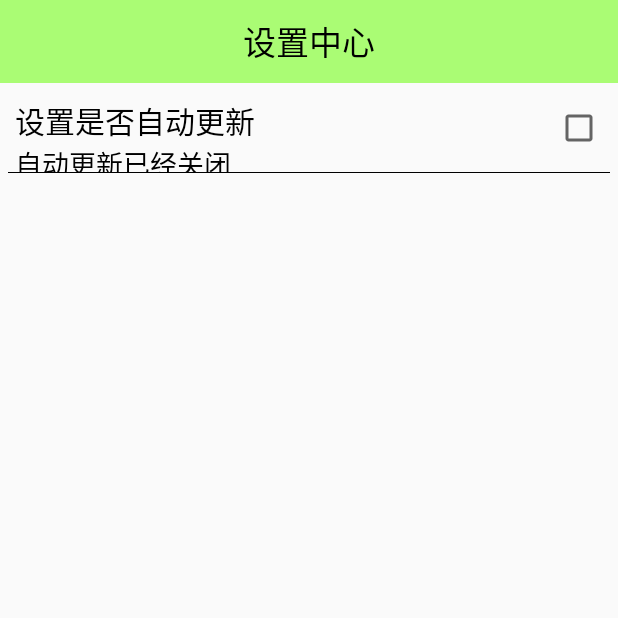
After one commit to EmiyaXzero/mobilesafe, an Android app: the SettingActivity screen opened directly, with no data from a screen before it, on a phone screen of 412 x 824 dp, the top half of it. The commit adds this screen. Run offline under Robolectric (Android 15) with nearby library versions, the phone set to English and light mode, and no system bars.

Commit message:
完善设置功能

```diff
--- a/app/src/main/AndroidManifest.xml
+++ b/app/src/main/AndroidManifest.xml
@@ -18,6 +18,7 @@
             </intent-filter>
         </activity>
         <activity android:name=".HomeActivity"/>
+        <activity android:name=".SettingActivity"/>
     </application>
 
 </manifest>
--- /dev/null
+++ b/app/src/main/java/com/example/mobilesafe/SettingActivity.java
@@ -0,0 +1,51 @@
+package com.example.mobilesafe;
+
+import android.app.Activity;
+import android.content.SharedPreferences;
+import android.os.Bundle;
+import android.view.View;
+
+import com.example.mobilesafe.com.example.mobilesafe.ui.SettingItemView;
+
+/**
+ * Created by abc on 2016/1/30.
+ */
+public class SettingActivity extends Activity {
+    private SettingItemView siv_update;
+
+    private SharedPreferences sp;
+    @Override
+    protected void onCreate(Bundle savedInstanceState) {
+        super.onCreate(savedInstanceState);
+        setContentView(R.layout.activity_setting);
+        sp=getSharedPreferences("config",MODE_PRIVATE);
+        siv_update= (SettingItemView) findViewById(R.id.siv_update);
+        if(sp.getBoolean("update",false)){
+            siv_update.setChecked(true);
+            siv_update.SetDec("自动更新已经开启");
+        } else {
+            siv_update.setChecked(false);
+            siv_update.SetDec("自动更新已经关闭");
+        }
+        siv_update.setOnClickListener(new View.OnClickListener() {
+            @Override
+            public void onClick(View v) {
+                SharedPreferences.Editor editor = sp.edit();
+                //判断是否选中
+                if(siv_update.isChecked()){
+                    //已经选中
+                    siv_update.setChecked(false);
+                    siv_update.SetDec("自动更新已经关闭");
+                    editor.putBoolean("update",false);
+                }else {
+                    //没选中
+                    siv_update.setChecked(true);
+                    siv_update.SetDec("自动更新已经开启");
+                    editor.putBoolean("update",true);
+                }
+                editor.commit();
+
+            }
+        });
+    }
+}
--- /dev/null
+++ b/app/src/main/java/com/example/mobilesafe/com/example/mobilesafe/ui/SettingItemView.java
@@ -0,0 +1,66 @@
+package com.example.mobilesafe.com.example.mobilesafe.ui;
+
+import android.content.Context;
+import android.util.AttributeSet;
+import android.view.View;
+import android.widget.CheckBox;
+import android.widget.RelativeLayout;
+import android.widget.TextView;
+
+import com.example.mobilesafe.R;
+
+/**
+ * 自定义组合控件，里面有两个Textview 一个CheckBox
+ * Created by abc on 2016/1/30.
+ */
+public class SettingItemView extends RelativeLayout {
+    private CheckBox checkBox;
+    private TextView tv_desc;
+    private TextView tv_title;
+
+    public SettingItemView(Context context) {
+        super(context);
+        initView(context);
+    }
+
+    public SettingItemView(Context context, AttributeSet attrs) {
+        super(context, attrs);
+        initView(context);
+    }
+
+    public SettingItemView(Context context, AttributeSet attrs, int defStyleAttr) {
+        super(context, attrs, defStyleAttr);
+        initView(context);
+    }
+
+    /**
+     * 初始化布局文件
+     */
+    private void initView(Context context) {
+        //把一个布局文件 变成View
+        View.inflate(context, R.layout.setting_item_view,SettingItemView.this);
+        checkBox= (CheckBox) this.findViewById(R.id.checkbox);
+        tv_desc= (TextView) this.findViewById(R.id.tv_desc);
+        tv_title=(TextView)this.findViewById(R.id.tv_title);
+    }
+    /**
+     * 校验组合控件是否选中
+     */
+    public boolean isChecked(){
+        return checkBox.isChecked();
+    }
+    /**
+     * 设置组合控件的状态
+     */
+    public void setChecked(boolean checked){
+        checkBox.setChecked(checked);
+    }
+
+    /**
+     * 设置组合控件的描述信息
+     */
+    public void SetDec(String dec){
+         tv_desc.setText(dec);
+    }
+
+}
--- /dev/null
+++ b/app/src/main/res/layout/activity_setting.xml
@@ -0,0 +1,22 @@
+<?xml version="1.0" encoding="utf-8"?>
+<LinearLayout xmlns:android="http://schemas.android.com/apk/res/android"
+    android:layout_width="match_parent"
+    android:layout_height="match_parent"
+    android:orientation="vertical">
+    <TextView
+        android:background="#8866ff00"
+        android:gravity="center"
+        android:textColor="#000000"
+        android:textSize="22sp"
+        android:layout_width="match_parent"
+        android:layout_height="55dp"
+        android:text="设置中心"/>
+<com.example.mobilesafe.com.example.mobilesafe.ui.SettingItemView
+    android:id="@+id/siv_update"
+    android:layout_width="wrap_content"
+    android:layout_height="wrap_content">
+
+</com.example.mobilesafe.com.example.mobilesafe.ui.SettingItemView>
+
+
+</LinearLayout>
--- a/app/src/main/res/layout/activity_splash.xml
+++ b/app/src/main/res/layout/activity_splash.xml
@@ -25,6 +25,7 @@
         android:layout_width="wrap_content"
         android:layout_height="wrap_content" />
     <TextView
+        android:visibility="gone"
         android:id="@+id/tv_update_info"
         android:layout_alignParentLeft="true"
         android:layout_alignParentBottom="true"
--- /dev/null
+++ b/app/src/main/res/layout/setting_item_view.xml
@@ -0,0 +1,41 @@
+<?xml version="1.0" encoding="utf-8"?>
+<RelativeLayout xmlns:android="http://schemas.android.com/apk/res/android"
+
+android:layout_width="match_parent"
+android:layout_height="60dp">
+<TextView
+    android:id="@+id/tv_title"
+    android:textSize="20sp"
+    android:textColor="#000000"
+    android:layout_marginTop="10dp"
+    android:layout_marginLeft="10dp"
+    android:text="设置是否自动更新"
+    android:layout_width="wrap_content"
+    android:layout_height="wrap_content" />
+
+<TextView
+    android:layout_below="@id/tv_title"
+    android:id="@+id/tv_desc"
+    android:textSize="18sp"
+    android:textColor="#000000"
+    android:layout_marginLeft="10dp"
+    android:text="自动更新已经关闭"
+    android:layout_width="wrap_content"
+    android:layout_height="wrap_content" />
+<CheckBox
+    android:clickable="false"
+    android:id="@+id/checkbox"
+    android:layout_marginRight="10dp"
+    android:layout_centerVertical="true"
+    android:layout_alignParentRight="true"
+    android:layout_width="wrap_content"
+    android:layout_height="wrap_content" />
+<View
+    android:layout_marginLeft="5dp"
+    android:layout_marginRight="5dp"
+    android:layout_width="match_parent"
+    android:layout_height="0.2dp"
+    android:background="#000000"
+    android:layout_alignParentBottom="true"/>
+
+</RelativeLayout>
```
Also changed, not shown: app/src/main/java/com/example/mobilesafe/HomeActivity.java (+16 -0 lines), app/src/main/java/com/example/mobilesafe/SplashActivity.java (+16 -1 lines).
